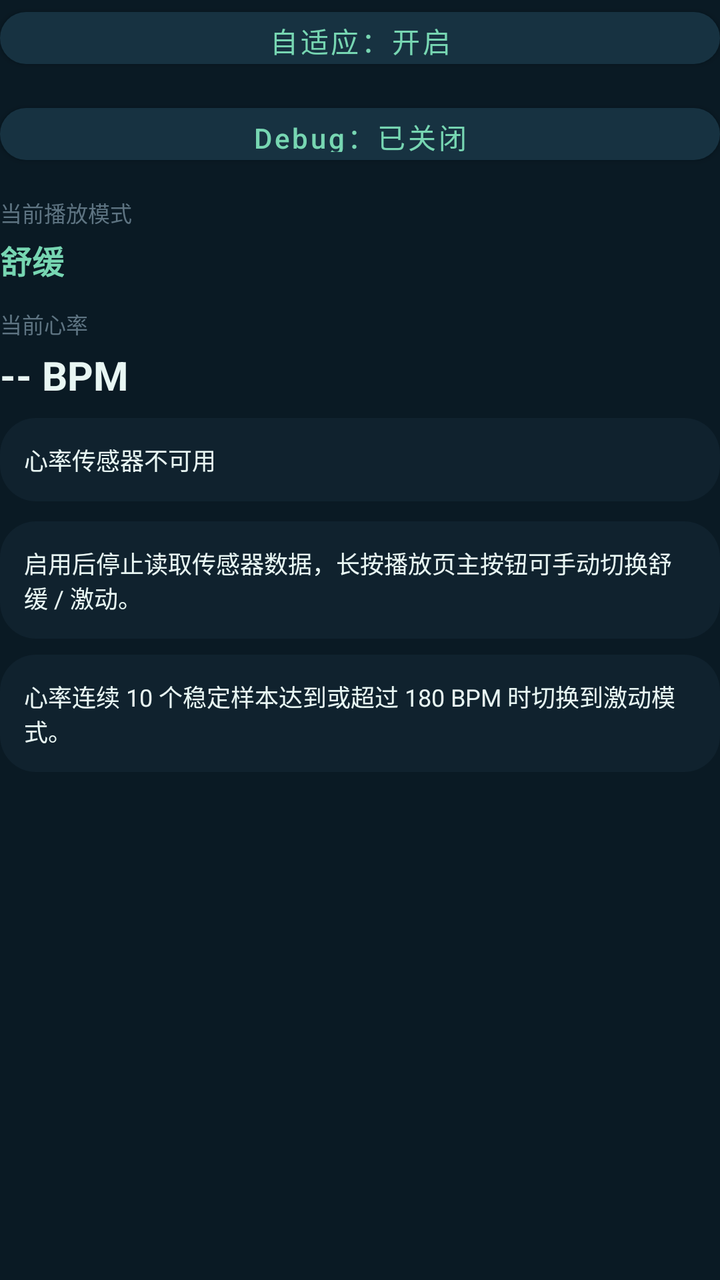
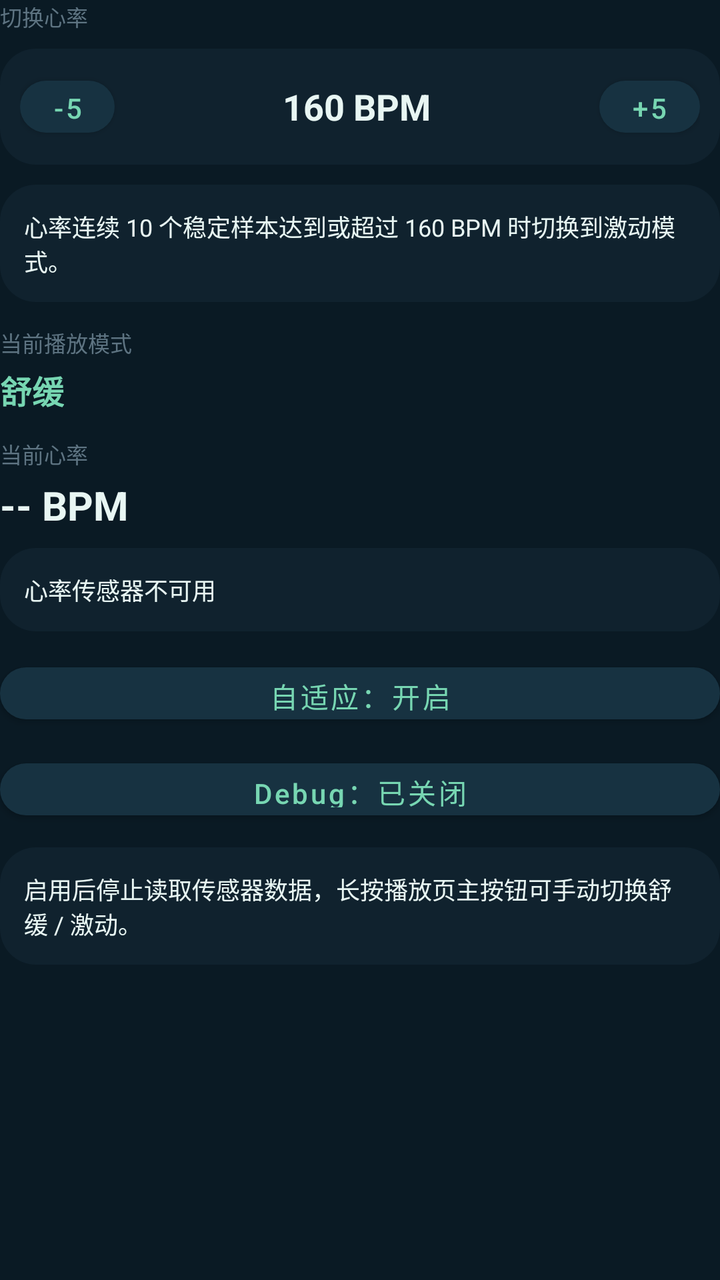

Screens rendered from an Android XML layout before and after an edit, with the pre-edit source and the edit as a unified diff.
<!-- AndroidManifest.xml: application theme Theme.RunnerSmartPlayer -->
<!-- res/layout/fragment_run_mode.xml -->
<?xml version="1.0" encoding="utf-8"?>
<ScrollView xmlns:android="http://schemas.android.com/apk/res/android"
    xmlns:app="http://schemas.android.com/apk/res-auto"
    android:layout_width="match_parent"
    android:layout_height="match_parent"
    android:overScrollMode="never">

    <LinearLayout
        android:layout_width="match_parent"
        android:layout_height="wrap_content"
        android:orientation="vertical">

        <com.google.android.material.button.MaterialButton
            android:id="@+id/adaptiveModeButton"
            style="@style/Widget.MaterialComponents.Button"
            android:layout_width="match_parent"
            android:layout_height="38dp"
            android:text="@string/adaptive_mode_enabled"
            android:textAllCaps="false"
            android:textColor="@color/mint"
            app:backgroundTint="@color/surface_alt"
            app:cornerRadius="14dp" />

        <com.google.android.material.button.MaterialButton
            android:id="@+id/debugModeButton"
            style="@style/Widget.MaterialComponents.Button"
            android:layout_width="match_parent"
            android:layout_height="38dp"
            android:layout_marginTop="10dp"
            android:text="@string/debug_mode_disabled"
            android:textAllCaps="false"
            android:textColor="@color/mint"
            app:backgroundTint="@color/surface_alt"
            app:cornerRadius="14dp" />

        <TextView
            android:layout_width="wrap_content"
            android:layout_height="wrap_content"
            android:layout_marginTop="12dp"
            android:text="@string/current_playback_mode"
            android:textColor="@color/slate"
            android:textSize="11sp" />

        <TextView
            android:id="@+id/currentModeValue"
            android:layout_width="wrap_content"
            android:layout_height="wrap_content"
            android:layout_marginTop="4dp"
            android:text="@string/label_calm"
            android:textColor="@color/mint"
            android:textSize="16sp"
            android:textStyle="bold" />

        <TextView
            android:layout_width="wrap_content"
            android:layout_height="wrap_content"
            android:layout_marginTop="12dp"
            android:text="@string/current_heart_rate"
            android:textColor="@color/slate"
            android:textSize="11sp" />

        <TextView
            android:id="@+id/runModeHeartRateValue"
            android:layout_width="wrap_content"
            android:layout_height="wrap_content"
            android:layout_marginTop="4dp"
            android:text="@string/placeholder_bpm"
            android:textColor="@color/foam"
            android:textSize="20sp"
            android:textStyle="bold" />

        <TextView
            android:id="@+id/runModeSensorStatus"
            android:layout_width="match_parent"
            android:layout_height="wrap_content"
            android:layout_marginTop="8dp"
            android:background="@drawable/player_panel_background"
            android:padding="12dp"
            android:text="@string/sensor_unavailable"
            android:textColor="@color/foam"
            android:textSize="12sp" />

        <TextView
            android:layout_width="match_parent"
            android:layout_height="wrap_content"
            android:layout_marginTop="10dp"
            android:background="@drawable/player_panel_background"
            android:padding="12dp"
            android:text="@string/debug_mode_description"
            android:textColor="@color/foam"
            android:textSize="12sp" />

        <TextView
            android:layout_width="match_parent"
            android:layout_height="wrap_content"
            android:layout_marginTop="8dp"
            android:background="@drawable/player_panel_background"
            android:padding="12dp"
            android:text="@string/threshold_description"
            android:textColor="@color/foam"
            android:textSize="12sp" />
    </LinearLayout>
</ScrollView>
<!-- resources referenced by this layout -->
<resources>
  <color name="foam">#E8F6F3</color>
  <color name="mint">#77D6B2</color>
  <color name="slate">#5E7482</color>
  <color name="surface_alt">#173241</color>
  <!-- drawable player_panel_background (drawable) -->
  <shape xmlns:android="http://schemas.android.com/apk/res/android"
      android:shape="rectangle">
      <solid android:color="@color/surface" />
      <corners android:radius="18dp" />
  </shape>
  <string name="adaptive_mode_enabled">自适应：开启</string>
  <string name="current_heart_rate">当前心率</string>
  <string name="current_playback_mode">当前播放模式</string>
  <string name="debug_mode_description">启用后停止读取传感器数据，长按播放页主按钮可手动切换舒缓 / 激动。</string>
  <string name="debug_mode_disabled">Debug：已关闭</string>
  <string name="label_calm">舒缓</string>
  <string name="placeholder_bpm">-- BPM</string>
  <string name="sensor_unavailable">心率传感器不可用</string>
  <string name="threshold_description">心率连续 10 个稳定样本达到或超过 180 BPM 时切换到激动模式。</string>
  <style name="Theme.RunnerSmartPlayer" parent="Theme.MaterialComponents.DayNight.NoActionBar">
          <item name="colorPrimary">@color/mint</item>
          <item name="colorPrimaryVariant">@color/ocean</item>
          <item name="colorOnPrimary">@color/midnight</item>
          <item name="colorSecondary">@color/salmon</item>
          <item name="colorOnSecondary">@color/foam</item>
          <item name="android:statusBarColor">@color/midnight</item>
          <item name="android:navigationBarColor" tools:targetApi="o_mr1">@color/midnight</item>
          <item name="android:windowBackground">@color/midnight</item>
          <item name="android:textColorPrimary">@color/foam</item>
      </style>
  <color name="surface">#10222E</color>
  <color name="ocean">#12374B</color>
  <color name="midnight">#0A1A24</color>
  <color name="salmon">#FF8C6B</color>
</resources>

<!-- the commit's change to res/layout/fragment_run_mode.xml (unified diff, before → after) -->
@@ -10,28 +10,71 @@
         android:layout_height="wrap_content"
         android:orientation="vertical">
 
-        <com.google.android.material.button.MaterialButton
-            android:id="@+id/adaptiveModeButton"
-            style="@style/Widget.MaterialComponents.Button"
+        <TextView
+            android:layout_width="wrap_content"
+            android:layout_height="wrap_content"
+            android:text="@string/heart_rate_threshold_title"
+            android:textColor="@color/slate"
+            android:textSize="11sp" />
+
+        <LinearLayout
             android:layout_width="match_parent"
-            android:layout_height="38dp"
-            android:text="@string/adaptive_mode_enabled"
-            android:textAllCaps="false"
-            android:textColor="@color/mint"
-            app:backgroundTint="@color/surface_alt"
-            app:cornerRadius="14dp" />
+            android:layout_height="wrap_content"
+            android:layout_marginTop="8dp"
+            android:background="@drawable/player_panel_background"
+            android:gravity="center_vertical"
+            android:orientation="horizontal"
+            android:padding="10dp">
 
-        <com.google.android.material.button.MaterialButton
-            android:id="@+id/debugModeButton"
-            style="@style/Widget.MaterialComponents.Button"
+            <com.google.android.material.button.MaterialButton
+                android:id="@+id/thresholdDecreaseButton"
+                style="@style/Widget.MaterialComponents.Button"
+                android:layout_width="wrap_content"
+                android:layout_height="38dp"
+                android:contentDescription="@string/decrease_threshold"
+                android:minWidth="0dp"
+                android:text="-5"
+                android:textAllCaps="false"
+                android:textColor="@color/mint"
+                app:backgroundTint="@color/surface_alt"
+                app:cornerRadius="14dp" />
+
+            <TextView
+                android:id="@+id/heartRateThresholdValue"
+                android:layout_width="0dp"
+                android:layout_height="wrap_content"
+                android:layout_marginHorizontal="12dp"
+                android:layout_weight="1"
+                android:gravity="center"
+                android:text="@string/heart_rate_threshold_value_default"
+                android:textColor="@color/foam"
+                android:textSize="18sp"
+                android:textStyle="bold" />
+
+            <com.google.android.material.button.MaterialButton
+                android:id="@+id/thresholdIncreaseButton"
+                style="@style/Widget.MaterialComponents.Button"
+                android:layout_width="wrap_content"
+                android:layout_height="38dp"
+                android:contentDescription="@string/increase_threshold"
+                android:minWidth="0dp"
+                android:text="+5"
+                android:textAllCaps="false"
+                android:textColor="@color/mint"
+                app:backgroundTint="@color/surface_alt"
+                app:cornerRadius="14dp" />
+        </LinearLayout>
+
+        <TextView
+            android:id="@+id/heartRateThresholdDescription"
             android:layout_width="match_parent"
-            android:layout_height="38dp"
+            android:layout_height="wrap_content"
             android:layout_marginTop="10dp"
-            android:text="@string/debug_mode_disabled"
-            android:textAllCaps="false"
-            android:textColor="@color/mint"
-            app:backgroundTint="@color/surface_alt"
-            app:cornerRadius="14dp" />
+            android:background="@drawable/player_panel_background"
+            android:padding="12dp"
+            android:text="@string/threshold_description_dynamic_default"
+            android:textColor="@color/foam"
+            android:textSize="12sp" />
 
         <TextView
             android:layout_width="wrap_content"
@@ -80,6 +123,30 @@
             android:textColor="@color/foam"
             android:textSize="12sp" />
 
+        <com.google.android.material.button.MaterialButton
+            android:id="@+id/adaptiveModeButton"
+            style="@style/Widget.MaterialComponents.Button"
+            android:layout_width="match_parent"
+            android:layout_height="38dp"
+            android:layout_marginTop="12dp"
+            android:text="@string/adaptive_mode_enabled"
+            android:textAllCaps="false"
+            android:textColor="@color/mint"
+            app:backgroundTint="@color/surface_alt"
+            app:cornerRadius="14dp" />
+
+        <com.google.android.material.button.MaterialButton
+            android:id="@+id/debugModeButton"
+            style="@style/Widget.MaterialComponents.Button"
+            android:layout_width="match_parent"
+            android:layout_height="38dp"
+            android:layout_marginTop="10dp"
+            android:text="@string/debug_mode_disabled"
+            android:textAllCaps="false"
+            android:textColor="@color/mint"
+            app:backgroundTint="@color/surface_alt"
+            app:cornerRadius="14dp" />
+
         <TextView
             android:layout_width="match_parent"
             android:layout_height="wrap_content"
@@ -89,15 +156,5 @@
             android:text="@string/debug_mode_description"
             android:textColor="@color/foam"
             android:textSize="12sp" />
-
-        <TextView
-            android:layout_width="match_parent"
-            android:layout_height="wrap_content"
-            android:layout_marginTop="8dp"
-            android:background="@drawable/player_panel_background"
-            android:padding="12dp"
-            android:text="@string/threshold_description"
-            android:textColor="@color/foam"
-            android:textSize="12sp" />
     </LinearLayout>
 </ScrollView>
<!-- resource entries referenced after the edit -->
@@ -15,10 +15,14 @@
   <string name="current_playback_mode">当前播放模式</string>
   <string name="debug_mode_description">启用后停止读取传感器数据，长按播放页主按钮可手动切换舒缓 / 激动。</string>
   <string name="debug_mode_disabled">Debug：已关闭</string>
+  <string name="decrease_threshold">降低切换心率</string>
+  <string name="heart_rate_threshold_title">切换心率</string>
+  <string name="heart_rate_threshold_value_default">160 BPM</string>
+  <string name="increase_threshold">提高切换心率</string>
   <string name="label_calm">舒缓</string>
   <string name="placeholder_bpm">-- BPM</string>
   <string name="sensor_unavailable">心率传感器不可用</string>
-  <string name="threshold_description">心率连续 10 个稳定样本达到或超过 180 BPM 时切换到激动模式。</string>
+  <string name="threshold_description_dynamic_default">心率连续 10 个稳定样本达到或超过 160 BPM 时切换到激动模式。</string>
   <style name="Theme.RunnerSmartPlayer" parent="Theme.MaterialComponents.DayNight.NoActionBar">
           <item name="colorPrimary">@color/mint</item>
           <item name="colorPrimaryVariant">@color/ocean</item>
